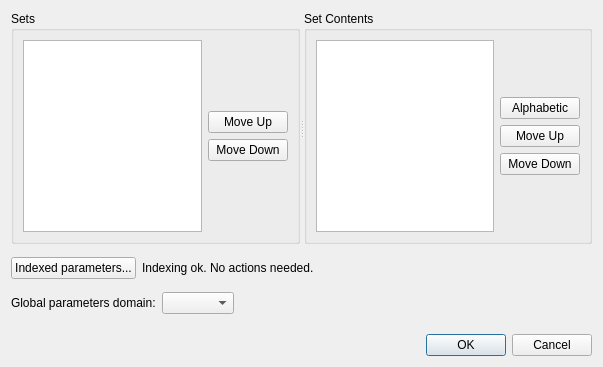
Above: spinetoolbox/project_items/exporter/ui/gdx_export_settings.ui from spine-tools/Spine-Toolbox before the change. Below: the same form after it.
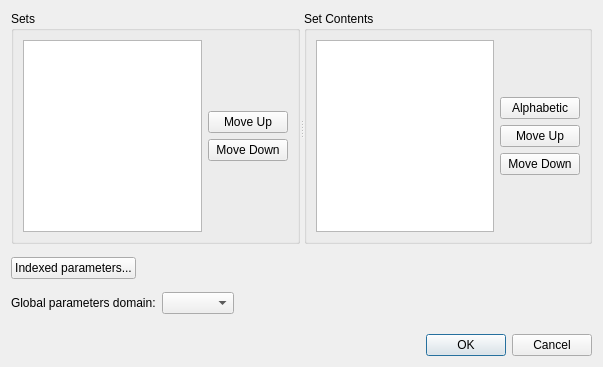
That is the form after the change.

Diff of the .ui file:
```diff
--- a/spinetoolbox/project_items/exporter/ui/gdx_export_settings.ui
+++ b/spinetoolbox/project_items/exporter/ui/gdx_export_settings.ui
@@ -163,7 +163,10 @@
      <item>
       <widget class="QLabel" name="indexing_status_label">
        <property name="text">
-        <string>Indexing ok. No actions needed.</string>
+        <string/>
+       </property>
+       <property name="textFormat">
+        <enum>Qt::RichText</enum>
        </property>
       </widget>
      </item>
```
